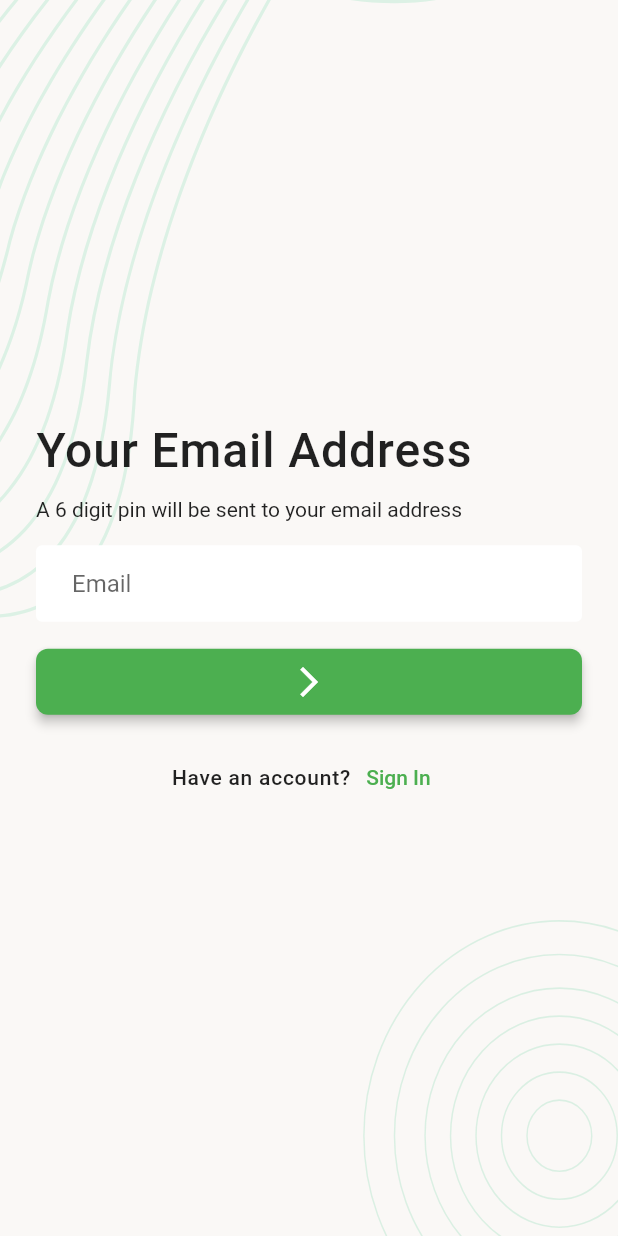
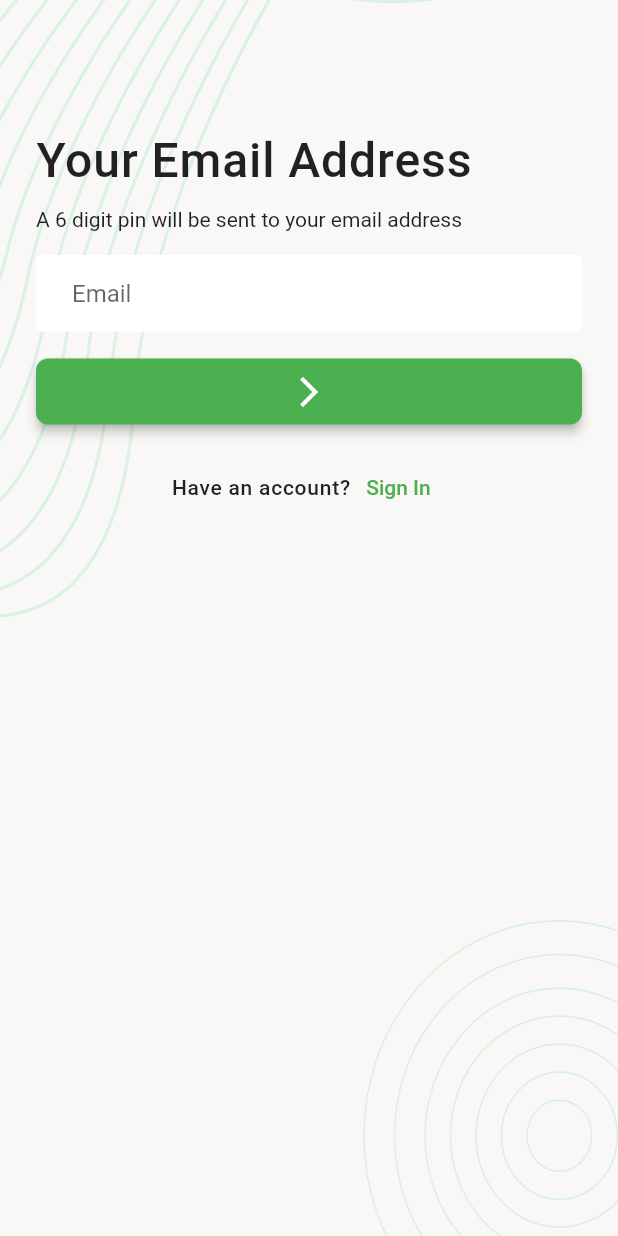
Before and after one commit to syfulsharif/task_manager, a Flutter app: the screen it shows after launch, after a tap on "Forgot Password?", on a phone screen of 412 x 824 dp. Run offline on Flutter 3.47's test engine with Material 2 defaults, Android fonts, the phone set to English and light mode, and no system bars; our stand-ins replace flutter_svg.

Commit message:
SingleChild Scroll View added

```diff
--- a/lib/ui/screens/email_verification_screen.dart
+++ b/lib/ui/screens/email_verification_screen.dart
@@ -8,12 +8,16 @@ class EmailVerificationScreen extends StatelessWidget {
   Widget build(BuildContext context) {
     return Scaffold(
       body: ScreenBackground(
+        child: SingleChildScrollView(
           child: Padding(
             padding: const EdgeInsets.all(24.0),
             child: Column(
-            mainAxisAlignment: MainAxisAlignment.center,
+              // mainAxisAlignment: MainAxisAlignment.center,
               crossAxisAlignment: CrossAxisAlignment.start,
               children: [
+                const SizedBox(
+                  height: 64,
+                ),
                 Text(
                   'Your Email Address',
                   style: Theme.of(context).textTheme.titleLarge,
@@ -66,6 +70,7 @@ class EmailVerificationScreen extends StatelessWidget {
             ),
           ),
         ),
+      ),
     );
   }
 }
--- a/lib/ui/screens/login_screen.dart
+++ b/lib/ui/screens/login_screen.dart
@@ -10,12 +10,16 @@ class LoginScreen extends StatelessWidget {
     return Scaffold(
       body: ScreenBackground(
         child: SafeArea(
+          child: SingleChildScrollView(
             child: Padding(
               padding: const EdgeInsets.all(24.0),
               child: Column(
-              mainAxisAlignment: MainAxisAlignment.center,
+                // mainAxisAlignment: MainAxisAlignment.center,
                 crossAxisAlignment: CrossAxisAlignment.start,
                 children: [
+                  const SizedBox(
+                    height: 64,
+                  ),
                   Text(
                     'Get Started With',
                     style: Theme.of(context).textTheme.titleLarge,
@@ -84,6 +88,7 @@ class LoginScreen extends StatelessWidget {
             ),
           ),
         ),
+      ),
     );
   }
 }
```
Lines whose indentation alone changed are shown as unchanged.
